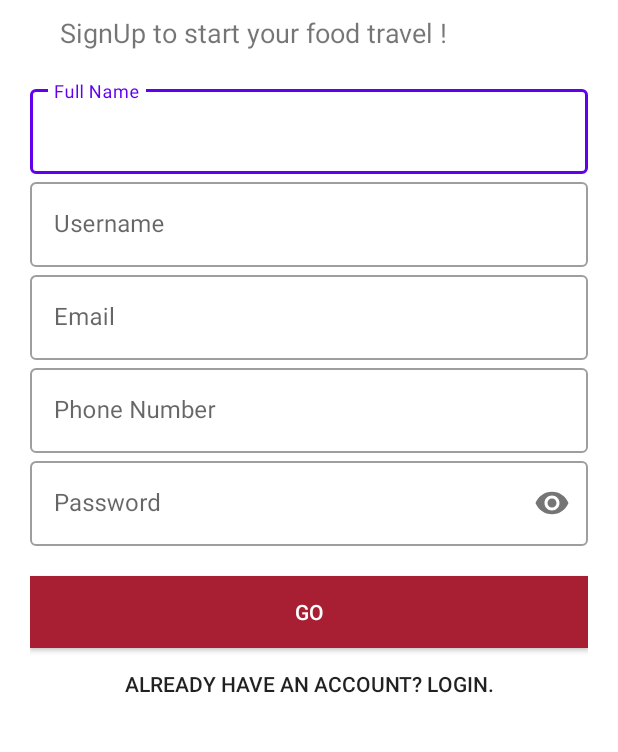
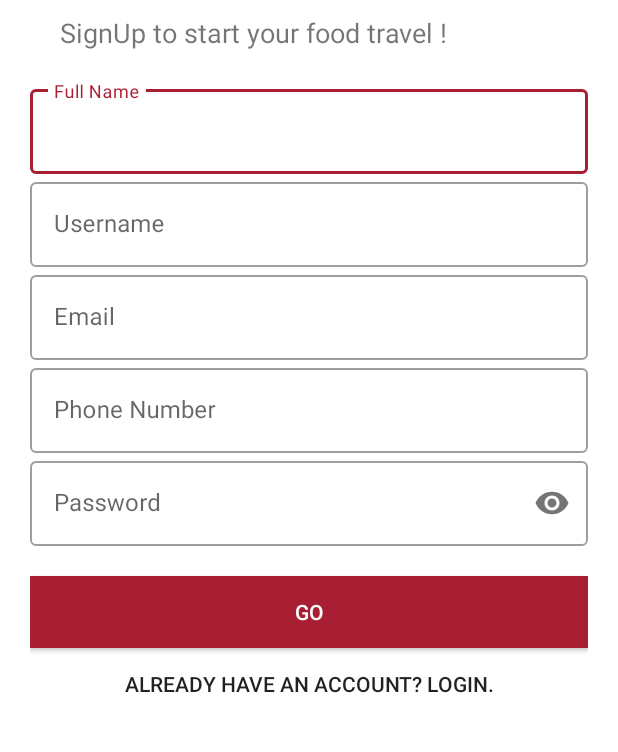
Before and after one commit to FentPams/YummyChina, an Android app: the SignUpActivity screen opened directly, with no data from a screen before it, after a tap on "GO", on a phone screen of 412 x 824 dp, the part 282-1034 px from its top. Run offline under Robolectric (Android 15) with nearby library versions, the phone set to English and light mode, and no system bars; our stand-ins replace Firebase (no records; nobody signed in at launch, a user with empty details on screens opened directly).

Commit message:
update theme color and implment the button to go back to login in signup acitivty

```diff
--- a/app/src/main/java/com/example/yummychina/SignUpActivity.java
+++ b/app/src/main/java/com/example/yummychina/SignUpActivity.java
@@ -48,6 +48,13 @@ public class SignUpActivity extends AppCompatActivity {
                 signUp();
             }
         });
+
+        back_to_login.setOnClickListener(new View.OnClickListener() {
+            @Override
+            public void onClick(View view) {
+                finish();
+            }
+        });
     }
 
 
@@ -57,8 +64,6 @@ public class SignUpActivity extends AppCompatActivity {
         String emailStr = email.getEditText().getText().toString();
         String phoneNoStr = phoneNo.getEditText().getText().toString();
         String passwordStr = password.getEditText().getText().toString();
-        System.out.println("huici email:" + emailStr);
-        System.out.println("huici password:" + passwordStr);
         mAuth.createUserWithEmailAndPassword(emailStr, passwordStr).addOnCompleteListener(this, new OnCompleteListener<AuthResult>() {
             @Override
             public void onComplete(@NonNull Task<AuthResult> task) {
--- a/app/src/main/res/layout/activity_login.xml
+++ b/app/src/main/res/layout/activity_login.xml
@@ -7,7 +7,7 @@
     android:background="#fff"
     android:orientation="vertical"
     android:padding="20dp"
-    tools:context=".Login">
+    tools:context=".LoginActivity">
 
     <ImageView
         android:id="@+id/logo_image"
--- a/app/src/main/res/values/colors.xml
+++ b/app/src/main/res/values/colors.xml
@@ -8,4 +8,5 @@
     <color name="black">#FF000000</color>
     <color name="white">#FFFFFFFF</color>
     <color name="light_black">#2A3136</color>
+    <color name="fog_red">#a81e32</color>
 </resources>
--- a/app/src/main/res/values/themes.xml
+++ b/app/src/main/res/values/themes.xml
@@ -2,8 +2,8 @@
     <!-- Base application theme. -->
     <style name="Theme.YummyChina" parent="Theme.MaterialComponents.DayNight.NoActionBar">
         <!-- Primary brand color. -->
-        <item name="colorPrimary">@color/purple_500</item>
-        <item name="colorPrimaryVariant">@color/purple_700</item>
+        <item name="colorPrimary">@color/fog_red</item>
+        <item name="colorPrimaryVariant">@color/light_black</item>
         <item name="colorOnPrimary">@color/white</item>
         <!-- Secondary brand color. -->
         <item name="colorSecondary">@color/teal_200</item>
```
